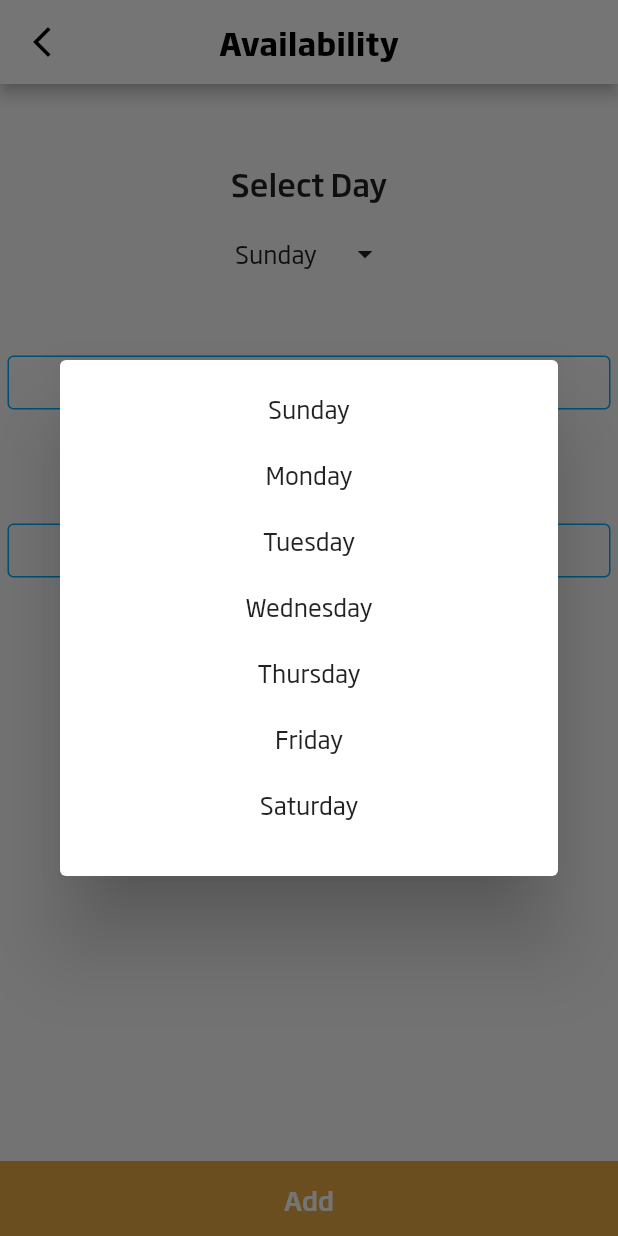
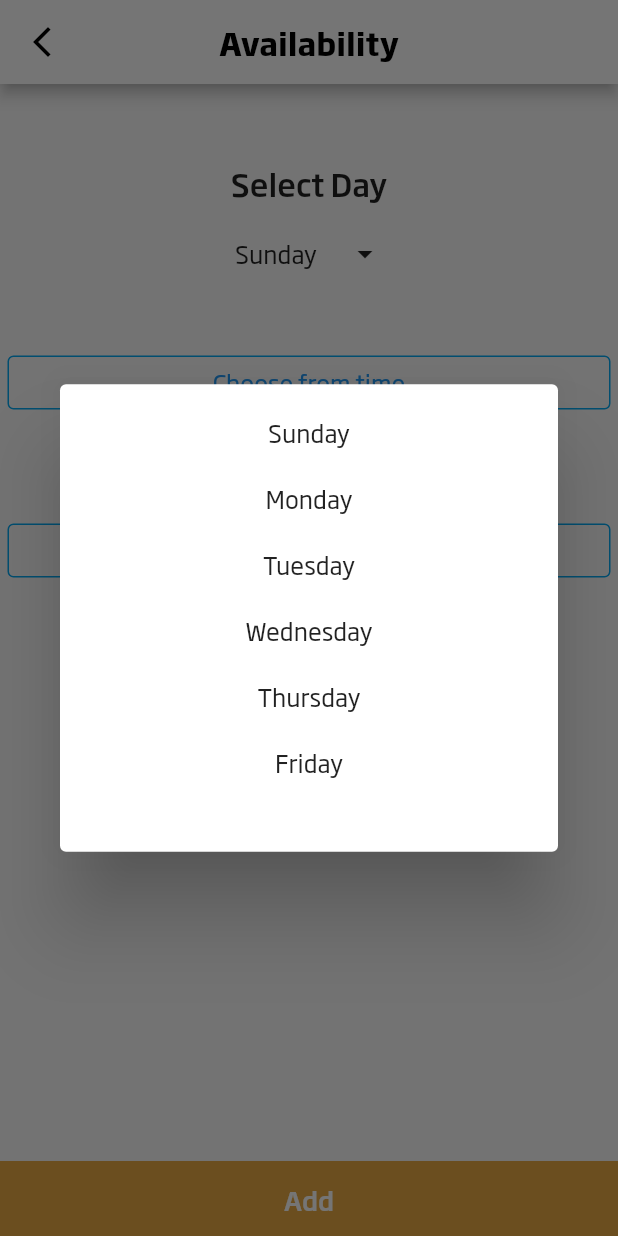
Before and after one commit to Saiprasad122/fitness99, a Flutter app: the PreferenceTimeAdd screen opened by its route, after a tap on "Sunday", on a phone screen of 412 x 824 dp. Run offline on Flutter 3.47's test engine with Material 2 defaults, Android fonts, the phone set to English and light mode, and no system bars; our stand-ins replace cached_network_image, cloud_firestore, dio, equatable, firebase_auth, firebase_core and 12 more; missing offline and left inert: cloud_firestore_web, connectivity_for_web, firebase_auth_web, firebase_core_web, image_picker_for_web, shared_preferences_web; accounts and stored records are empty; generated files the repository leaves out were written again; statements that could not run were skipped; project files that could hold a hidden picture were left out.

Commit message:
Small changes

```diff
--- a/lib/generated_plugin_registrant.dart
+++ b/lib/generated_plugin_registrant.dart
@@ -11,7 +11,6 @@ import 'package:firebase_auth_web/firebase_auth_web.dart';
 import 'package:firebase_core_web/firebase_core_web.dart';
 import 'package:image_picker_for_web/image_picker_for_web.dart';
 import 'package:shared_preferences_web/shared_preferences_web.dart';
-import 'package:video_player_web/video_player_web.dart';
 
 import 'package:flutter_web_plugins/flutter_web_plugins.dart';
 
@@ -23,6 +22,5 @@ void registerPlugins(Registrar registrar) {
   FirebaseCoreWeb.registerWith(registrar);
   ImagePickerPlugin.registerWith(registrar);
   SharedPreferencesPlugin.registerWith(registrar);
-  VideoPlayerPlugin.registerWith(registrar);
   registrar.registerMessageHandler();
 }
--- a/lib/views/profile_screen/widget/week_dialog_box.dart
+++ b/lib/views/profile_screen/widget/week_dialog_box.dart
@@ -1,4 +1,5 @@
 import 'package:fitness_99/controllers/profile_screen/preference_time_controller.dart';
+import 'package:fitness_99/global/utils/dimensions.dart';
 import 'package:fitness_99/global/utils/fontsAndSizes.dart';
 import 'package:flutter/material.dart';
 import 'package:get/get.dart';
@@ -11,10 +12,9 @@ class WeekDialoagBox extends StatelessWidget {
   Widget build(BuildContext context) {
     return AlertDialog(
       content: Container(
-        width: 300,
-        height: 300,
+        width: AppSizedBoxConfigs.screenHeight * 0.8,
+        height: AppSizedBoxConfigs.screenWidth * 0.65,
         child: ListView.builder(
-          shrinkWrap: true,
           itemCount: controller.days.length,
           itemBuilder: (context, i) {
             return customWidget(controller.days[i], i);
--- a/pubspec.yaml
+++ b/pubspec.yaml
@@ -52,7 +52,6 @@ dependencies:
   nil: ^1.1.1
   connectivity: ^3.0.6
   cached_network_image: ^3.1.0
-  video_player: ^2.2.5
   image_cropper: ^1.4.1
 
 dev_dependencies:
```
Also changed, not shown: pubspec.lock, 1 other file.
